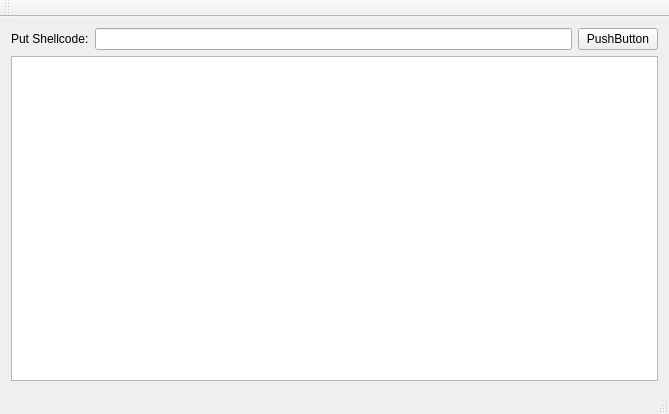
Before: the Qt Designer form mainview.ui in motazreda/Shellyzer-Gui, drawn with Qt 5.
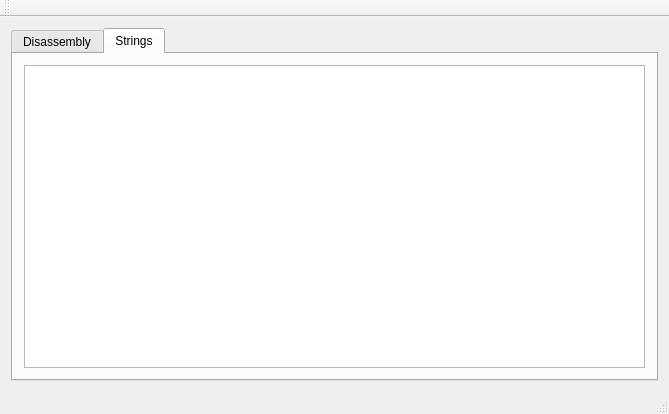
After: the same form once the commit is applied.

Commit message: added string support tab in shellyzer

The edit to the form file:
```diff
--- a/mainview.ui
+++ b/mainview.ui
@@ -16,6 +16,16 @@
   <widget class="QWidget" name="centralWidget">
    <layout class="QVBoxLayout" name="verticalLayout">
     <item>
+     <widget class="QTabWidget" name="tabWidget">
+      <property name="currentIndex">
+       <number>1</number>
+      </property>
+      <widget class="QWidget" name="tab">
+       <attribute name="title">
+        <string>Disassembly</string>
+       </attribute>
+       <layout class="QVBoxLayout" name="verticalLayout_2">
+        <item>
      <layout class="QHBoxLayout" name="horizontalLayout">
       <item>
        <widget class="QLabel" name="label">
@@ -38,6 +48,20 @@
     </item>
     <item>
      <widget class="QListView" name="listView"/>
+        </item>
+       </layout>
+      </widget>
+      <widget class="QWidget" name="tab_2">
+       <attribute name="title">
+        <string>Strings</string>
+       </attribute>
+       <layout class="QVBoxLayout" name="verticalLayout_3">
+        <item>
+         <widget class="QListWidget" name="listWidget"/>
+        </item>
+       </layout>
+      </widget>
+     </widget>
     </item>
    </layout>
   </widget>
```
Lines whose indentation alone changed are shown as unchanged. The commit also changes 2 other files.
